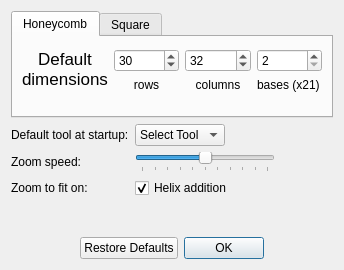
This is ui/dialogs/preferences.ui in sdouglas/cadnano2 as Qt 5 draws it before an edit. The edited form follows.
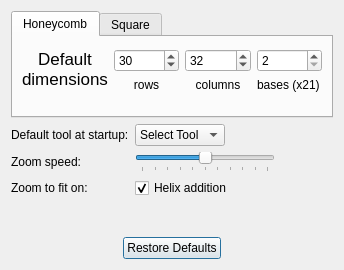
This is the edited form. Icons and pictures are not drawn.

Commit message: Removed Ok button from prefs dialog

```diff
--- a/ui/dialogs/preferences.ui
+++ b/ui/dialogs/preferences.ui
@@ -366,7 +366,7 @@
       <enum>Qt::Horizontal</enum>
      </property>
      <property name="standardButtons">
-      <set>QDialogButtonBox::Ok|QDialogButtonBox::RestoreDefaults</set>
+      <set>QDialogButtonBox::RestoreDefaults</set>
      </property>
      <property name="centerButtons">
       <bool>true</bool>
```
The commit also changes 1 other file.
